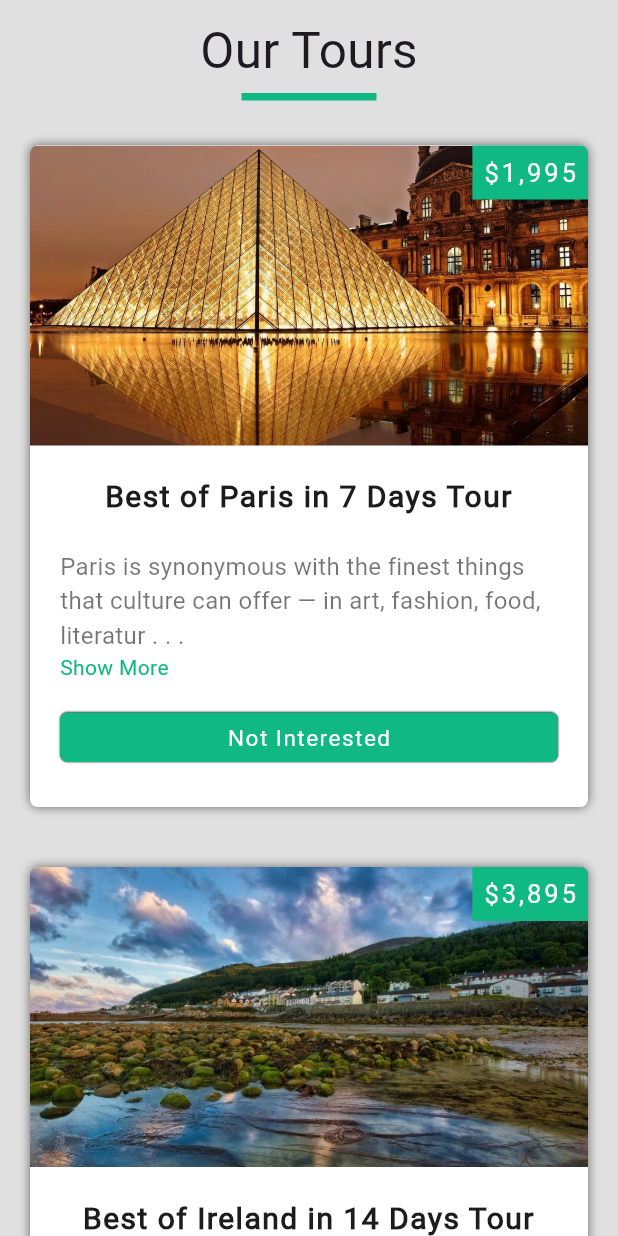
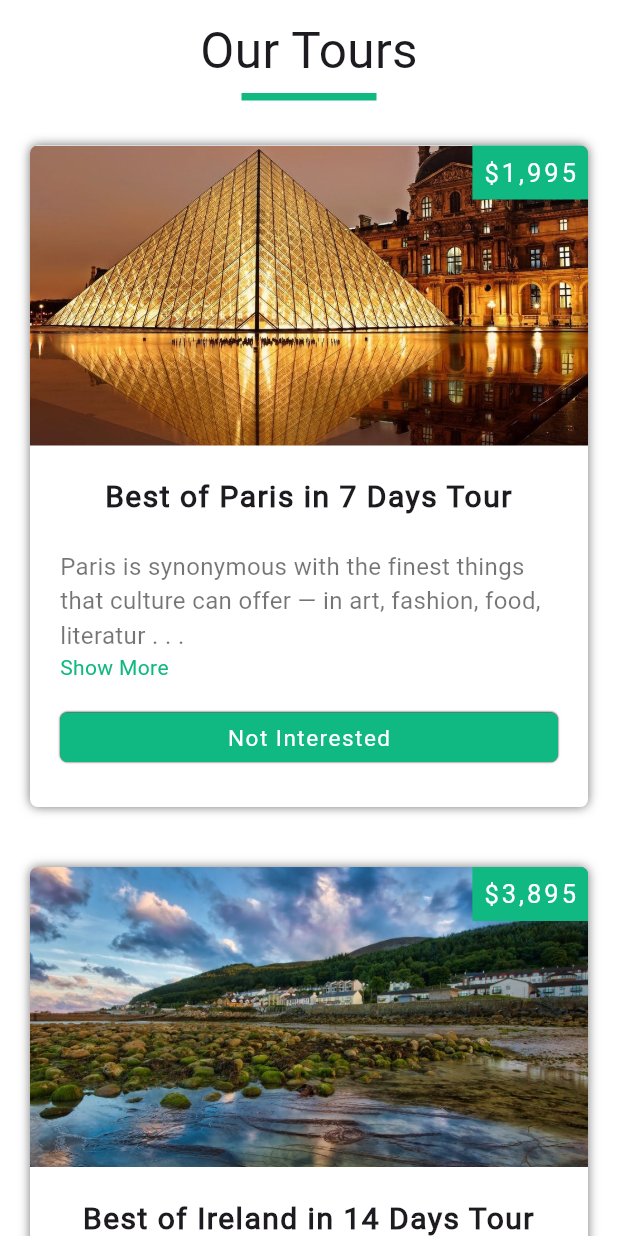
Before and after one commit to Jhay4Julian/tours_catalog, a Flutter app: the screen it shows after launch, on a phone screen of 412 x 824 dp. Run offline on Flutter 3.47's test engine with Material 2 defaults, Android fonts, the light colour scheme and no system bars.

Commit message:
changed background color

```diff
--- a/lib/tours_page.dart
+++ b/lib/tours_page.dart
@@ -73,7 +73,7 @@ class _ToursPageState extends State<ToursPage> {
   @override
   Widget build(BuildContext context) {
     return Scaffold(
-      backgroundColor: Colors.grey[300],
+      backgroundColor: Colors.white,
       body: SafeArea(
         child: tours.isEmpty
             ? Center(
```
